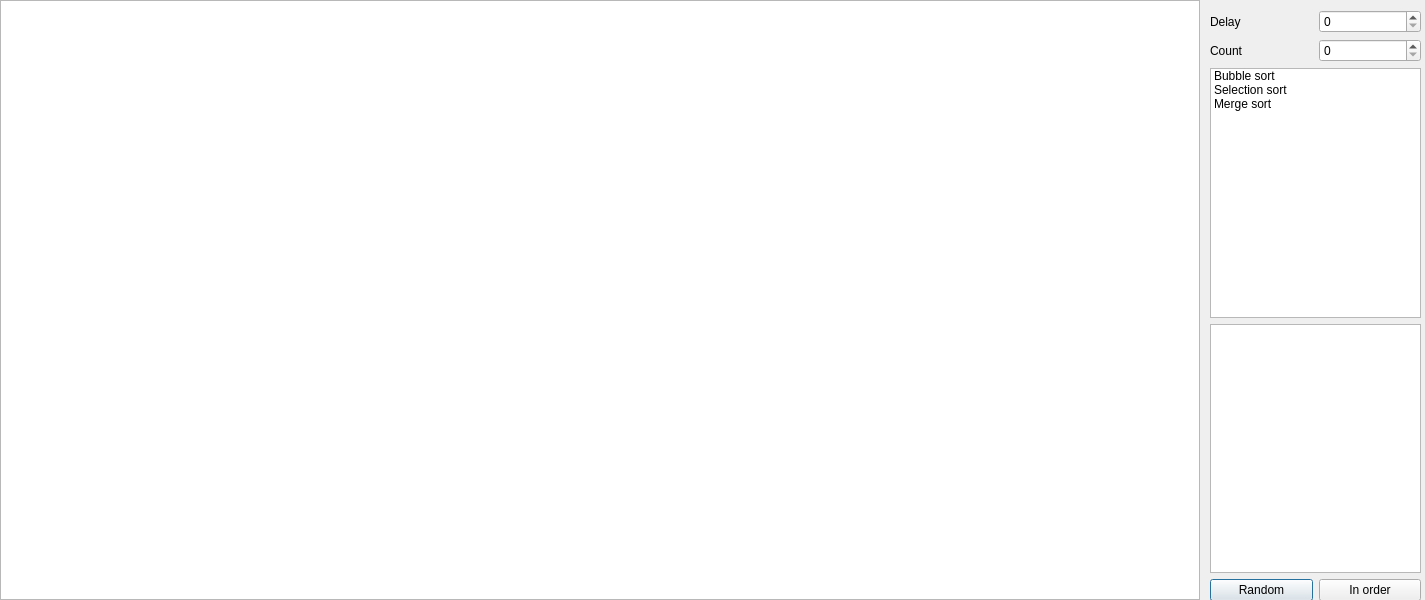
This is lab2/drawwindow.ui in Megarekrut65/4sem-ooop-lab2 as Qt 5 draws it before an edit. The edited form follows.
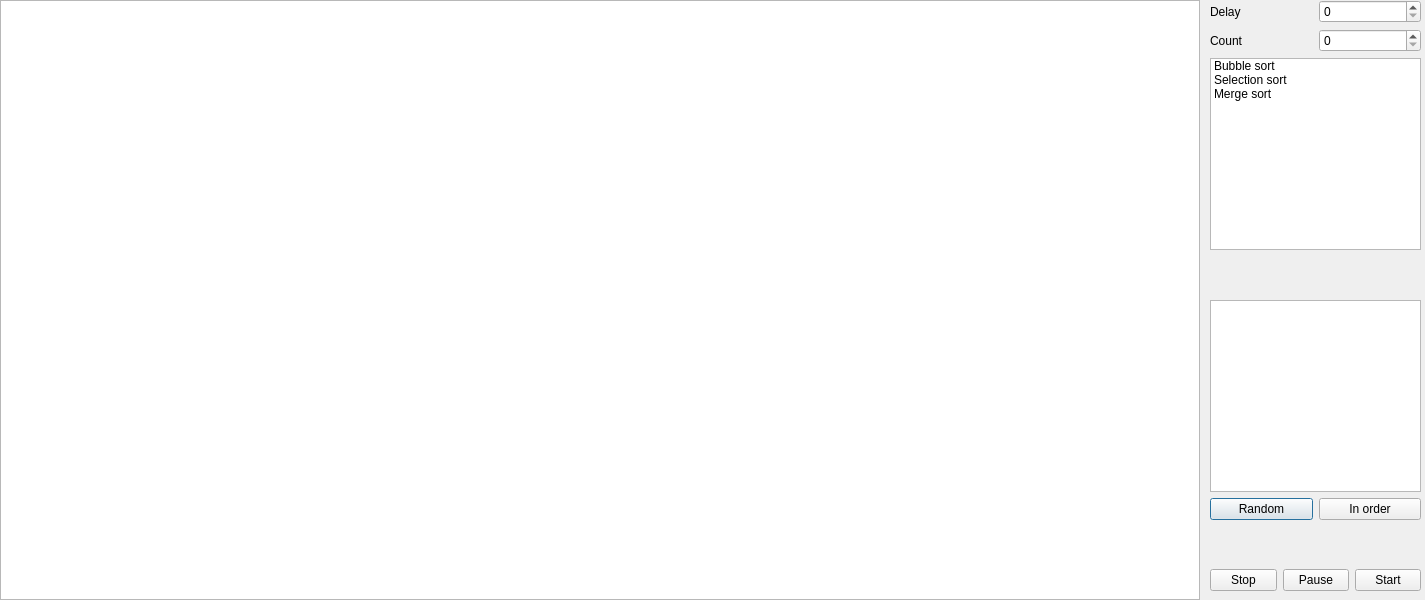
This is the edited form.

Commit message: Visualization interface improvement

Diff of the .ui file:
```diff
--- a/lab2/drawwindow.ui
+++ b/lab2/drawwindow.ui
@@ -54,11 +54,17 @@
    <property name="geometry">
     <rect>
      <x>1210</x>
-     <y>10</y>
+     <y>0</y>
      <width>211</width>
      <height>591</height>
     </rect>
    </property>
+   <property name="minimumSize">
+    <size>
+     <width>200</width>
+     <height>0</height>
+    </size>
+   </property>
    <layout class="QVBoxLayout" name="verticalLayout">
     <item>
      <layout class="QHBoxLayout" name="horizontalLayout">
@@ -107,20 +113,33 @@
       </item>
      </widget>
     </item>
+    <item>
+     <spacer name="verticalSpacer_2">
+      <property name="orientation">
+       <enum>Qt::Vertical</enum>
+      </property>
+      <property name="sizeHint" stdset="0">
+       <size>
+        <width>20</width>
+        <height>40</height>
+       </size>
+      </property>
+     </spacer>
+    </item>
     <item>
      <widget class="QTextEdit" name="textEdit"/>
     </item>
     <item>
      <layout class="QHBoxLayout" name="horizontalLayout_3">
       <item>
-       <widget class="QPushButton" name="pushButton_2">
+       <widget class="QPushButton" name="random_pushButton">
         <property name="text">
          <string>Random</string>
         </property>
        </widget>
       </item>
       <item>
-       <widget class="QPushButton" name="pushButton">
+       <widget class="QPushButton" name="inorder_pushButton">
         <property name="text">
          <string>In order</string>
         </property>
@@ -128,6 +147,44 @@
       </item>
      </layout>
     </item>
+    <item>
+     <spacer name="verticalSpacer">
+      <property name="orientation">
+       <enum>Qt::Vertical</enum>
+      </property>
+      <property name="sizeHint" stdset="0">
+       <size>
+        <width>20</width>
+        <height>40</height>
+       </size>
+      </property>
+     </spacer>
+    </item>
+    <item>
+     <layout class="QHBoxLayout" name="horizontalLayout_4">
+      <item>
+       <widget class="QPushButton" name="pushButton_2">
+        <property name="text">
+         <string>Stop</string>
+        </property>
+       </widget>
+      </item>
+      <item>
+       <widget class="QPushButton" name="pushButton">
+        <property name="text">
+         <string>Pause</string>
+        </property>
+       </widget>
+      </item>
+      <item>
+       <widget class="QPushButton" name="start_pushButton">
+        <property name="text">
+         <string>Start</string>
+        </property>
+       </widget>
+      </item>
+     </layout>
+    </item>
    </layout>
   </widget>
  </widget>
```
Left out of the diff: 12 changed lines with no effect on the pictures. The commit also changes 1 other file.
